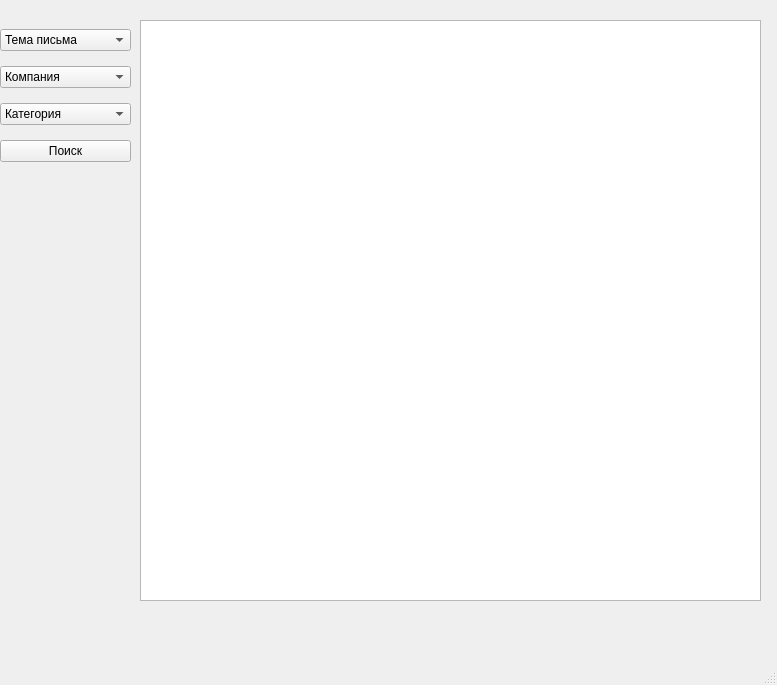
The window that designs/see_db.ui (arekalov/Mhelper) describes before a commit, drawn with Qt 5.
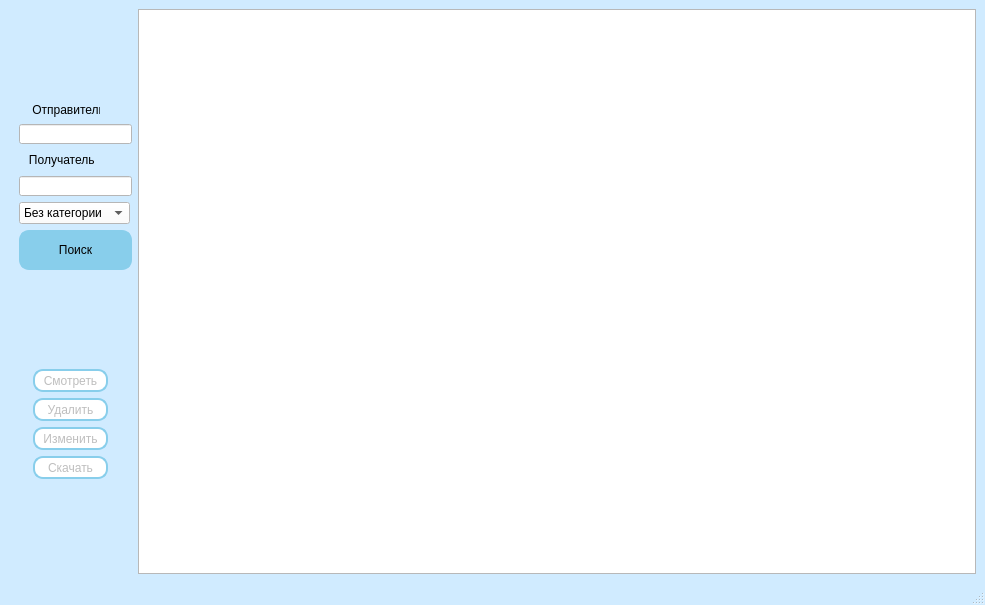
The same window after the commit.

```diff
--- a/designs/see_db.ui
+++ b/designs/see_db.ui
@@ -6,70 +6,354 @@
    <rect>
     <x>0</x>
     <y>0</y>
-    <width>777</width>
-    <height>685</height>
+    <width>985</width>
+    <height>605</height>
    </rect>
   </property>
+  <property name="sizePolicy">
+   <sizepolicy hsizetype="Maximum" vsizetype="Maximum">
+    <horstretch>0</horstretch>
+    <verstretch>0</verstretch>
+   </sizepolicy>
+  </property>
   <property name="windowTitle">
    <string>Окно просмтора</string>
   </property>
+  <property name="styleSheet">
+   <string notr="true">QMainWindow{
+background-color: rgb(208, 235, 255);
+}
+QPushButton{
+background-color: rgb(255, 255, 255);
+border: 2px solid rgb(136, 206, 235);
+border-radius: 10px;
+}
+
+QPushButton:hover{
+background-color: rgb(136, 206, 235);
+border-radius: 10px;
+}
+
+QPushButton:pressed{
+background-color: rgb(136, 206, 235);
+border-radius:5px;
+}
+
+QLineEdit{
+background-color: rgb(255, 255, 255);
+}
+
+QComboBox{
+background-color: rgb(255, 255, 255);
+}
+
+QPushButton#find_btn{
+background-color: rgb(136, 206, 235);
+border: 2px solid rgb(136, 206, 235);
+border-radius: 10px;
+}
+
+QPushButton#find_btn:hover{
+background-color: rgb(255, 255, 255);
+border-radius: 10px;
+}
+
+QPushButton#find_btn:pressed{
+background-color: rgb(255, 255, 255);
+border-radius:5px;
+}
+</string>
+  </property>
   <widget class="QWidget" name="centralwidget">
-   <widget class="QWidget" name="verticalLayoutWidget">
-    <property name="geometry">
-     <rect>
-      <x>0</x>
-      <y>20</y>
-      <width>131</width>
-      <height>151</height>
-     </rect>
-    </property>
-    <layout class="QVBoxLayout" name="verticalLayout">
-     <item>
-      <widget class="QComboBox" name="comboBox_2">
-       <item>
-        <property name="text">
-         <string>Тема письма</string>
+   <layout class="QGridLayout" name="gridLayout_4">
+    <item row="0" column="0">
+     <layout class="QGridLayout" name="gridLayout_3">
+      <item row="0" column="0">
+       <layout class="QGridLayout" name="gridLayout_2">
+        <property name="leftMargin">
+         <number>10</number>
         </property>
-       </item>
-      </widget>
-     </item>
-     <item>
-      <widget class="QComboBox" name="comboBox_3">
-       <item>
-        <property name="text">
-         <string>Компания</string>
-        </property>
-       </item>
-      </widget>
-     </item>
-     <item>
-      <widget class="QComboBox" name="comboBox">
-       <item>
-        <property name="text">
-         <string>Категория</string>
-        </property>
-       </item>
-      </widget>
-     </item>
-     <item>
-      <widget class="QPushButton" name="pushButton">
-       <property name="text">
-        <string>Поиск</string>
-       </property>
-      </widget>
-     </item>
-    </layout>
-   </widget>
-   <widget class="QTableWidget" name="tableWidget">
-    <property name="geometry">
-     <rect>
-      <x>140</x>
-      <y>20</y>
-      <width>621</width>
-      <height>581</height>
-     </rect>
-    </property>
-   </widget>
+        <item row="5" column="0">
+         <widget class="QPushButton" name="find_btn">
+          <property name="minimumSize">
+           <size>
+            <width>113</width>
+            <height>40</height>
+           </size>
+          </property>
+          <property name="text">
+           <string>Поиск</string>
+          </property>
+         </widget>
+        </item>
+        <item row="0" column="0">
+         <widget class="QLabel" name="sender_label">
+          <property name="sizePolicy">
+           <sizepolicy hsizetype="Minimum" vsizetype="Expanding">
+            <horstretch>0</horstretch>
+            <verstretch>0</verstretch>
+           </sizepolicy>
+          </property>
+          <property name="minimumSize">
+           <size>
+            <width>81</width>
+            <height>16</height>
+           </size>
+          </property>
+          <property name="maximumSize">
+           <size>
+            <width>81</width>
+            <height>16</height>
+           </size>
+          </property>
+          <property name="text">
+           <string>    Отправитель</string>
+          </property>
+         </widget>
+        </item>
+        <item row="3" column="0">
+         <widget class="QLineEdit" name="recipient_line">
+          <property name="sizePolicy">
+           <sizepolicy hsizetype="Minimum" vsizetype="Expanding">
+            <horstretch>0</horstretch>
+            <verstretch>0</verstretch>
+           </sizepolicy>
+          </property>
+          <property name="minimumSize">
+           <size>
+            <width>113</width>
+            <height>20</height>
+           </size>
+          </property>
+          <property name="maximumSize">
+           <size>
+            <width>113</width>
+            <height>20</height>
+           </size>
+          </property>
+         </widget>
+        </item>
+        <item row="1" column="0">
+         <widget class="QLineEdit" name="sender_line">
+          <property name="sizePolicy">
+           <sizepolicy hsizetype="Minimum" vsizetype="Expanding">
+            <horstretch>0</horstretch>
+            <verstretch>0</verstretch>
+           </sizepolicy>
+          </property>
+          <property name="minimumSize">
+           <size>
+            <width>113</width>
+            <height>20</height>
+           </size>
+          </property>
+          <property name="maximumSize">
+           <size>
+            <width>113</width>
+            <height>20</height>
+           </size>
+          </property>
+         </widget>
+        </item>
+        <item row="2" column="0">
+         <widget class="QLabel" name="recipient_label">
+          <property name="sizePolicy">
+           <sizepolicy hsizetype="Minimum" vsizetype="Expanding">
+            <horstretch>0</horstretch>
+            <verstretch>0</verstretch>
+           </sizepolicy>
+          </property>
+          <property name="minimumSize">
+           <size>
+            <width>91</width>
+            <height>20</height>
+           </size>
+          </property>
+          <property name="maximumSize">
+           <size>
+            <width>91</width>
+            <height>20</height>
+           </size>
+          </property>
+          <property name="text">
+           <string>   Получатель</string>
+          </property>
+         </widget>
+        </item>
+        <item row="4" column="0">
+         <widget class="QComboBox" name="category_cb">
+          <property name="sizePolicy">
+           <sizepolicy hsizetype="Minimum" vsizetype="Expanding">
+            <horstretch>0</horstretch>
+            <verstretch>0</verstretch>
+           </sizepolicy>
+          </property>
+          <property name="minimumSize">
+           <size>
+            <width>111</width>
+            <height>22</height>
+           </size>
+          </property>
+          <property name="maximumSize">
+           <size>
+            <width>111</width>
+            <height>22</height>
+           </size>
+          </property>
+          <item>
+           <property name="text">
+            <string>Без категории</string>
+           </property>
+          </item>
+          <item>
+           <property name="text">
+            <string>Срочно</string>
+           </property>
+          </item>
+          <item>
+           <property name="text">
+            <string>Спам</string>
+           </property>
+          </item>
+         </widget>
+        </item>
+       </layout>
+      </item>
+      <item row="1" column="0">
+       <layout class="QGridLayout" name="gridLayout">
+        <item row="0" column="0">
+         <widget class="QPushButton" name="see_btn">
+          <property name="enabled">
+           <bool>false</bool>
+          </property>
+          <property name="sizePolicy">
+           <sizepolicy hsizetype="Minimum" vsizetype="Expanding">
+            <horstretch>0</horstretch>
+            <verstretch>0</verstretch>
+           </sizepolicy>
+          </property>
+          <property name="minimumSize">
+           <size>
+            <width>75</width>
+            <height>23</height>
+           </size>
+          </property>
+          <property name="maximumSize">
+           <size>
+            <width>75</width>
+            <height>23</height>
+           </size>
+          </property>
+          <property name="text">
+           <string>Смотреть</string>
+          </property>
+         </widget>
+        </item>
+        <item row="1" column="0">
+         <widget class="QPushButton" name="del_btn">
+          <property name="enabled">
+           <bool>false</bool>
+          </property>
+          <property name="sizePolicy">
+           <sizepolicy hsizetype="Minimum" vsizetype="Expanding">
+            <horstretch>0</horstretch>
+            <verstretch>0</verstretch>
+           </sizepolicy>
+          </property>
+          <property name="minimumSize">
+           <size>
+            <width>75</width>
+            <height>23</height>
+           </size>
+          </property>
+          <property name="maximumSize">
+           <size>
+            <width>75</width>
+            <height>23</height>
+           </size>
+          </property>
+          <property name="text">
+           <string>Удалить</string>
+          </property>
+         </widget>
+        </item>
+        <item row="2" column="0">
+         <widget class="QPushButton" name="edit_btn">
+          <property name="enabled">
+           <bool>false</bool>
+          </property>
+          <property name="sizePolicy">
+           <sizepolicy hsizetype="Minimum" vsizetype="Expanding">
+            <horstretch>0</horstretch>
+            <verstretch>0</verstretch>
+           </sizepolicy>
+          </property>
+          <property name="minimumSize">
+           <size>
+            <width>75</width>
+            <height>23</height>
+           </size>
+          </property>
+          <property name="maximumSize">
+           <size>
+            <width>75</width>
+            <height>23</height>
+           </size>
+          </property>
+          <property name="text">
+           <string>Изменить</string>
+          </property>
+         </widget>
+        </item>
+        <item row="3" column="0">
+         <widget class="QPushButton" name="save_btn">
+          <property name="enabled">
+           <bool>false</bool>
+          </property>
+          <property name="sizePolicy">
+           <sizepolicy hsizetype="Minimum" vsizetype="Expanding">
+            <horstretch>0</horstretch>
+            <verstretch>0</verstretch>
+           </sizepolicy>
+          </property>
+          <property name="minimumSize">
+           <size>
+            <width>75</width>
+            <height>23</height>
+           </size>
+          </property>
+          <property name="maximumSize">
+           <size>
+            <width>75</width>
+            <height>23</height>
+           </size>
+          </property>
+          <property name="text">
+           <string>Скачать</string>
+          </property>
+         </widget>
+        </item>
+       </layout>
+      </item>
+     </layout>
+    </item>
+    <item row="0" column="1">
+     <widget class="QTableWidget" name="tableWidget">
+      <property name="sizePolicy">
+       <sizepolicy hsizetype="Expanding" vsizetype="Expanding">
+        <horstretch>0</horstretch>
+        <verstretch>0</verstretch>
+       </sizepolicy>
+      </property>
+      <property name="minimumSize">
+       <size>
+        <width>300</width>
+        <height>200</height>
+       </size>
+      </property>
+     </widget>
+    </item>
+   </layout>
   </widget>
   <widget class="QMenuBar" name="menubar">
    <property name="geometry">
```
Left out of the diff: 2 changed lines with no effect on the pictures.
